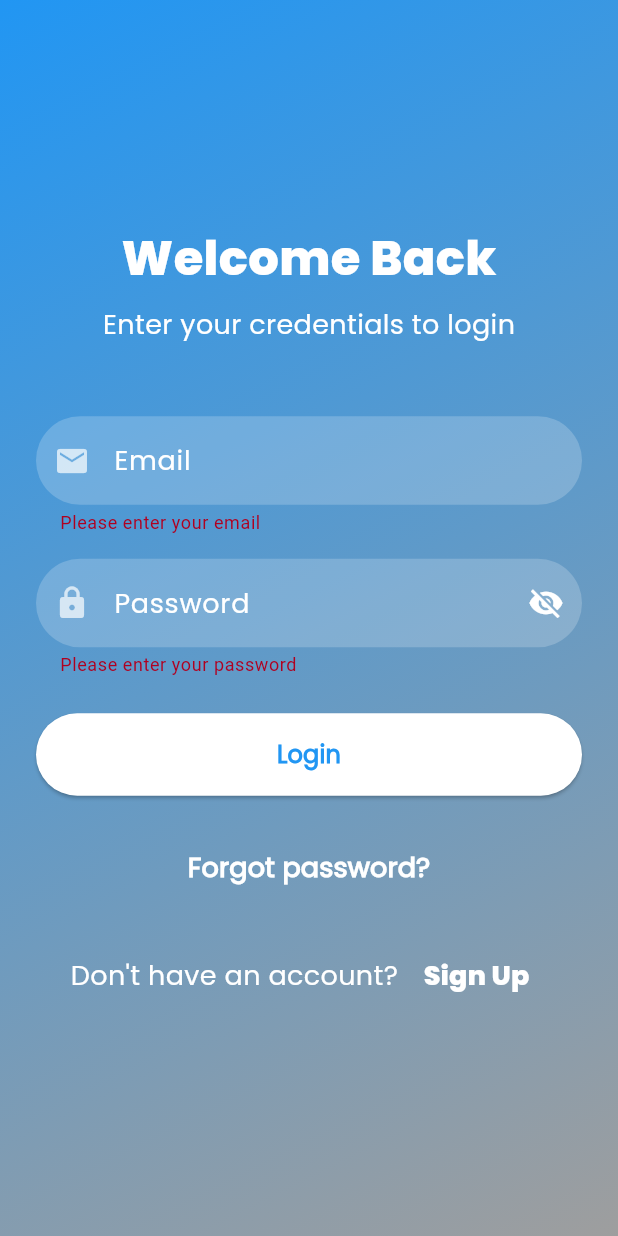
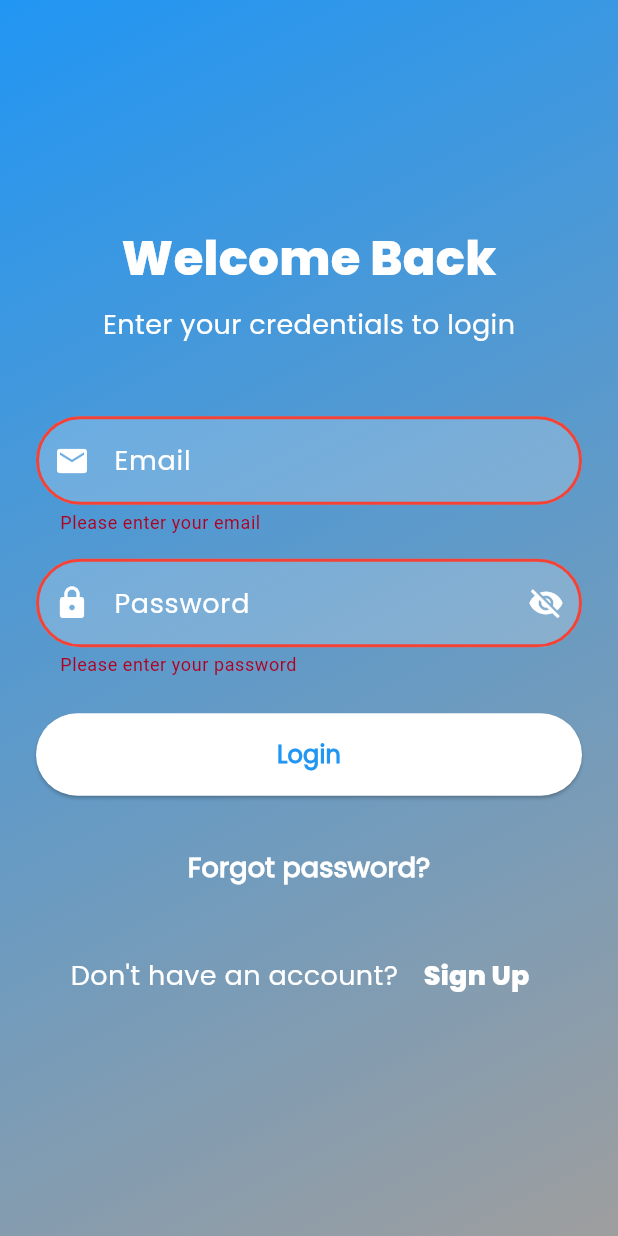
Before and after one commit to eisenheim07/My-Quiz-App, a Flutter app: the screen it shows after launch, after a tap on "Login", on a phone screen of 412 x 824 dp. Run offline on Flutter 3.47's test engine with Material 3 defaults, Android fonts, the phone set to English and light mode, and no system bars; our stand-ins replace another_flushbar, bloc, chopper, firebase_auth, firebase_core, flutter_bloc and 2 more; missing offline and left inert: firebase_cloud_firestore, google_api_availability; accounts and stored records are empty; generated files the repository leaves out were written again; Roboto replaces fonts that are missing (Poppins).

Commit message:
QuizApp-LoginPage-Changes

```diff
--- a/lib/ui/login_page.dart
+++ b/lib/ui/login_page.dart
@@ -176,7 +176,7 @@ class _LoginPageState extends State<LoginPage> {
     );
   }
 
-  InputDecoration _inputDecoration(String hint, IconData icon, {bool? flag = false}) {
+  _inputDecoration(String hint, IconData icon, {bool? flag = false}) {
     return InputDecoration(
       suffixIcon: flag!
           ? GestureDetector(
@@ -191,6 +191,10 @@ class _LoginPageState extends State<LoginPage> {
               ),
             )
           : null,
+      prefixIcon: Icon(
+        icon,
+        color: AppColors.whiteColor,
+      ),
       hintText: hint,
       hintStyle: Global.customFonts(size: 18, color: AppColors.whiteColor),
       filled: true,
@@ -199,7 +203,20 @@ class _LoginPageState extends State<LoginPage> {
         borderRadius: BorderRadius.circular(30),
         borderSide: BorderSide.none,
       ),
-      prefixIcon: Icon(icon, color: Colors.white70),
+      focusedBorder: OutlineInputBorder(
+        borderSide: const BorderSide(
+          color: AppColors.greyColor,
+          width: 2,
+        ),
+        borderRadius: BorderRadius.circular(30),
+      ),
+      errorBorder: OutlineInputBorder(
+        borderSide: const BorderSide(
+          color: Colors.red,
+          width: 2,
+        ),
+        borderRadius: BorderRadius.circular(30),
+      ),
     );
   }
 }
```
Lines whose indentation alone changed are shown as unchanged.
